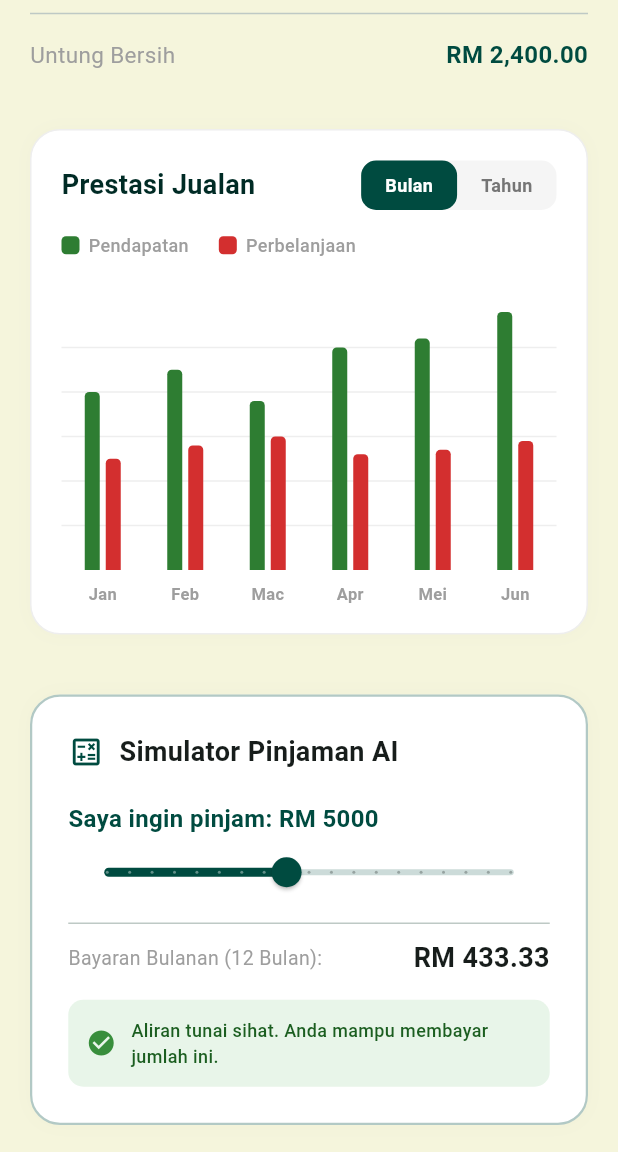
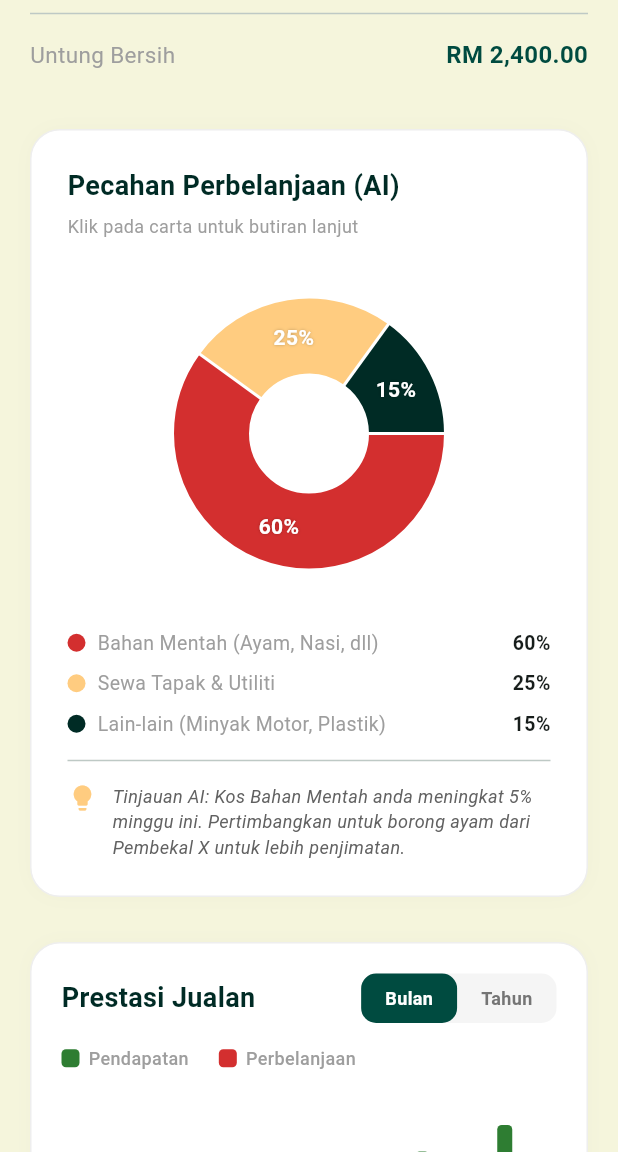
Before and after one commit to Jasminekhoo/NEXT-LEVEL, a Flutter app: the ReportPage screen opened directly, scrolled down 576 dp, on a phone screen of 412 x 824 dp, the part 84-1236 px from its top. Run offline on Flutter 3.47's test engine with Material 3 defaults, Android fonts, the phone set to English and light mode, and no system bars; drawn by our look-alikes of fl_chart; our stand-ins replace csv; network calls fail.

Commit message:
update report page

```diff
--- a/warung_wise/lib/screens/report_page.dart
+++ b/warung_wise/lib/screens/report_page.dart
@@ -36,19 +36,23 @@ class ReportPage extends StatelessWidget {
             _buildFinanceSummary(),
             const SizedBox(height: 30),
 
-            // 4. ✨✨ 全新：双柱状图 (Income vs Expense，带切换) ✨✨
+            // 4. ✨✨ 新增：AI 支出分析饼图 (可互动) ✨✨
+            const ExpensePieChartCard(),
+            const SizedBox(height: 30),
+
+            // 5. 双柱状图 (Income vs Expense)
             const IncomeExpenseChartCard(),
             const SizedBox(height: 40),
 
-            // 5. ✨✨ 交互式贷款模拟器 ✨✨
+            // 6. 交互式贷款模拟器
             const LoanSimulatorCard(),
             const SizedBox(height: 40),
 
-            // 6. 贷款选项 (TEKUN)
+            // 7. 贷款选项 (TEKUN)
             _buildTekunCard(),
             const SizedBox(height: 30),
 
-            // 7. 下载按钮 (跳转到 PDF)
+            // 8. 下载按钮 (跳转到 PDF)
             _buildDownloadButton(context),
             const SizedBox(height: 20),
           ],
@@ -138,7 +142,7 @@ class ReportPage extends StatelessWidget {
     );
   }
 
-  // --- 模块 6: TEKUN 选项 ---
+  // --- 模块 7: TEKUN 选项 ---
   Widget _buildTekunCard() {
     return Container(
       padding: const EdgeInsets.all(20),
@@ -169,7 +173,7 @@ class ReportPage extends StatelessWidget {
     );
   }
 
-  // --- 模块 7: 下载按钮 ---
+  // --- 模块 8: 下载按钮 ---
   Widget _buildDownloadButton(BuildContext context) {
     return SizedBox(
       width: double.infinity,
@@ -194,7 +198,143 @@ class ReportPage extends StatelessWidget {
 }
 
 // ==========================================
-// ✨ 新模块：Income vs Expense 双柱状图 (StatefulWidget)
+// ✨ 模块：AI 支出分析饼图 (StatefulWidget)
+// ==========================================
+class ExpensePieChartCard extends StatefulWidget {
+  const ExpensePieChartCard({super.key});
+
+  @override
+  State<ExpensePieChartCard> createState() => _ExpensePieChartCardState();
+}
+
+class _ExpensePieChartCardState extends State<ExpensePieChartCard> {
+  int touchedIndex = -1;
+
+  @override
+  Widget build(BuildContext context) {
+    return Container(
+      padding: const EdgeInsets.all(24),
+      decoration: BoxDecoration(
+        color: Colors.white,
+        borderRadius: BorderRadius.circular(20),
+        border: Border.all(color: Colors.grey.shade200),
+        boxShadow: [BoxShadow(color: Colors.black.withOpacity(0.02), blurRadius: 10)],
+      ),
+      child: Column(
+        crossAxisAlignment: CrossAxisAlignment.start,
+        children: [
+          const Text("Pecahan Perbelanjaan (AI)", style: TextStyle(fontSize: 18, fontWeight: FontWeight.bold, color: AppColors.deepTeal)),
+          const SizedBox(height: 5),
+          const Text("Klik pada carta untuk butiran lanjut", style: TextStyle(color: Colors.grey, fontSize: 12)),
+          const SizedBox(height: 30),
+
+          SizedBox(
+            height: 200,
+            child: PieChart(
+              PieChartData(
+                pieTouchData: PieTouchData(
+                  touchCallback: (FlTouchEvent event, pieTouchResponse) {
+                    setState(() {
+                      if (!event.isInterestedForInteractions || pieTouchResponse == null || pieTouchResponse.touchedSection == null) {
+                        touchedIndex = -1;
+                        return;
+                      }
+                      touchedIndex = pieTouchResponse.touchedSection!.touchedSectionIndex;
+                    });
+                  },
+                ),
+                borderData: FlBorderData(show: false),
+                sectionsSpace: 2,
+                centerSpaceRadius: 40,
+                sections: showingSections(),
+              ),
+            ),
+          ),
+
+          const SizedBox(height: 30),
+
+          Column(
+            children: [
+              _buildLegend(color: AppColors.warningRed, text: 'Bahan Mentah (Ayam, Nasi, dll)', percentage: '60%'),
+              const SizedBox(height: 8),
+              _buildLegend(color: AppColors.lightOrange, text: 'Sewa Tapak & Utiliti', percentage: '25%'),
+              const SizedBox(height: 8),
+              _buildLegend(color: AppColors.deepTeal, text: 'Lain-lain (Minyak Motor, Plastik)', percentage: '15%'),
+            ],
+          ),
+
+          const Divider(height: 30),
+
+          Row(
+            crossAxisAlignment: CrossAxisAlignment.start,
+            children: [
+              const Icon(Icons.lightbulb, color: AppColors.lightOrange, size: 20),
+              const SizedBox(width: 10),
+              Expanded(
+                child: Text(
+                  "Tinjauan AI: Kos Bahan Mentah anda meningkat 5% minggu ini. Pertimbangkan untuk borong ayam dari Pembekal X untuk lebih penjimatan.",
+                  style: TextStyle(fontSize: 12, color: Colors.grey.shade700, fontStyle: FontStyle.italic),
+                ),
+              ),
+            ],
+          )
+        ],
+      ),
+    );
+  }
+
+  List<PieChartSectionData> showingSections() {
+    return List.generate(3, (i) {
+      final isTouched = i == touchedIndex;
+      final fontSize = isTouched ? 18.0 : 14.0;
+      final radius = isTouched ? 60.0 : 50.0;
+      const shadows = [Shadow(color: Colors.black26, blurRadius: 2)];
+
+      switch (i) {
+        case 0:
+          return PieChartSectionData(
+            color: AppColors.warningRed,
+            value: 60,
+            title: '60%',
+            radius: radius,
+            titleStyle: TextStyle(fontSize: fontSize, fontWeight: FontWeight.bold, color: Colors.white, shadows: shadows),
+          );
+        case 1:
+          return PieChartSectionData(
+            color: AppColors.lightOrange,
+            value: 25,
+            title: '25%',
+            radius: radius,
+            titleStyle: TextStyle(fontSize: fontSize, fontWeight: FontWeight.bold, color: Colors.white, shadows: shadows),
+          );
+        case 2:
+          return PieChartSectionData(
+            color: AppColors.deepTeal,
+            value: 15,
+            title: '15%',
+            radius: radius,
+            titleStyle: TextStyle(fontSize: fontSize, fontWeight: FontWeight.bold, color: Colors.white, shadows: shadows),
+          );
+        default:
+          throw Error();
+      }
+    });
+  }
+
+  Widget _buildLegend({required Color color, required String text, required String percentage}) {
+    return Row(
+      children: [
+        Container(width: 12, height: 12, decoration: BoxDecoration(shape: BoxShape.circle, color: color)),
+        const SizedBox(width: 8),
+        Expanded(child: Text(text, style: const TextStyle(fontSize: 13, color: Colors.grey))),
+        Text(percentage, style: const TextStyle(fontWeight: FontWeight.bold, fontSize: 13)),
+      ],
+    );
+  }
+}
+
+// ==========================================
+// ✨ 模块：Income vs Expense 双柱状图 (StatefulWidget)
 // ==========================================
 class IncomeExpenseChartCard extends StatefulWidget {
   const IncomeExpenseChartCard({super.key});
```
